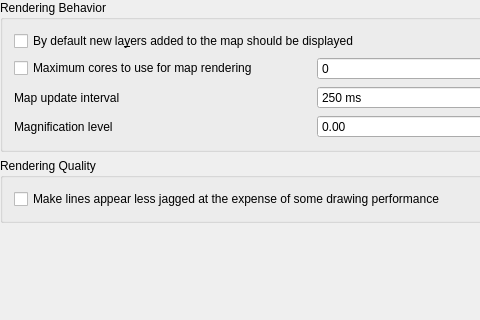
Before: the Qt Designer form src/ui/qgsrenderingoptionsbase.ui in qgis/QGIS, drawn with Qt 5; both pictures show x 0 to 480 and y 0 to 320 of the 627 by 409 pixel window.
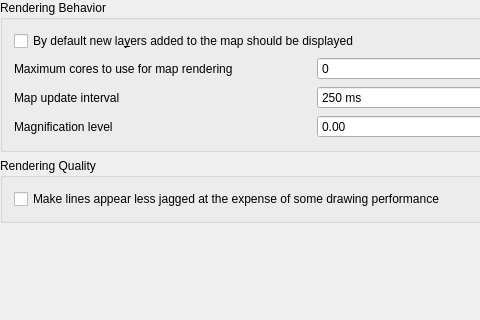
After: the same form once the commit is applied. Custom widgets are drawn as their Qt base class.

Commit message: Use spinbox with clear value for maximum rendering thread count

What changed in the file:
```diff
--- a/src/ui/qgsrenderingoptionsbase.ui
+++ b/src/ui/qgsrenderingoptionsbase.ui
@@ -45,13 +45,6 @@
         </property>
        </widget>
       </item>
-      <item row="1" column="0">
-       <widget class="QCheckBox" name="chkMaxThreads">
-        <property name="text">
-         <string>Maximum cores to use for map rendering</string>
-        </property>
-       </widget>
-      </item>
       <item row="2" column="1">
        <widget class="QgsSpinBox" name="spinMapUpdateInterval">
         <property name="suffix">
@@ -88,6 +81,13 @@
       <item row="3" column="1">
        <widget class="QgsDoubleSpinBox" name="doubleSpinBoxMagnifierDefault"/>
       </item>
+      <item row="1" column="0">
+       <widget class="QLabel" name="label">
+        <property name="text">
+         <string>Maximum cores to use for map rendering</string>
+        </property>
+       </widget>
+      </item>
      </layout>
     </widget>
    </item>
```
The commit also changes 1 other file.
